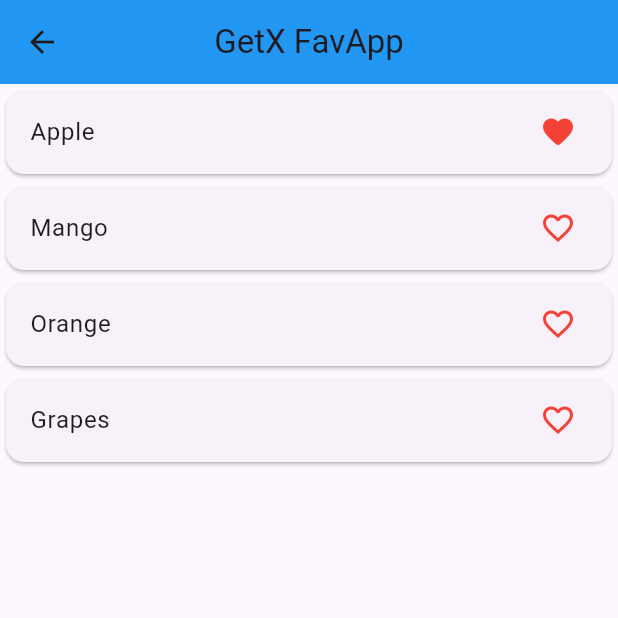
After one commit to rn-byte/State_management, a Flutter app: the FavAppScreen screen opened by its route, after a tap on "Apple", on a phone screen of 412 x 824 dp, the top half of it. The commit adds this screen. Run offline on Flutter 3.47's test engine with Material 3 defaults, Android fonts, the phone set to English and light mode, and no system bars; our stand-ins replace get.

Commit message:
Flutter GetX Mark Favourite App added

```diff
--- /dev/null
+++ b/getx_st_mgmt/lib/Views/fav_app_screen.dart
@@ -0,0 +1,56 @@
+import 'package:flutter/material.dart';
+import 'package:get/get.dart';
+import 'package:getx_st_mgmt/controller/fav_app_controller.dart';
+
+class FavAppScreen extends StatefulWidget {
+  const FavAppScreen({super.key});
+
+  @override
+  State<FavAppScreen> createState() => _FavAppScreenState();
+}
+
+class _FavAppScreenState extends State<FavAppScreen> {
+  final FavAppController favAppController = Get.put(FavAppController());
+  @override
+  Widget build(BuildContext context) {
+    debugPrint('Built');
+    return Scaffold(
+      appBar: AppBar(
+        title: const Text("GetX FavApp"),
+        centerTitle: true,
+        backgroundColor: Colors.blue,
+      ),
+      body: ListView.builder(
+        itemCount: favAppController.fruitList.length,
+        itemBuilder: (context, index) {
+          return Obx(
+            () {
+              return Card(
+                child: ListTile(
+                  onTap: () {
+                    if (favAppController.tempList
+                        .contains(favAppController.fruitList[index])) {
+                      favAppController
+                          .removeListVal(favAppController.fruitList[index]);
+                    } else {
+                      favAppController
+                          .addListVal(favAppController.fruitList[index]);
+                    }
+                  },
+                  title: Text(favAppController.fruitList[index]),
+                  trailing: Icon(
+                    favAppController.tempList.contains(
+                            favAppController.fruitList[index].toString())
+                        ? Icons.favorite_rounded
+                        : Icons.favorite_outline,
+                    color: Colors.red,
+                  ),
+                ),
+              );
+            },
+          );
+        },
+      ),
+    );
+  }
+}
--- a/getx_st_mgmt/lib/Views/home_view.dart
+++ b/getx_st_mgmt/lib/Views/home_view.dart
@@ -147,6 +147,15 @@ class _HomeViewState extends State<HomeView> {
                   subtitle: const Text('Click Here to GoTo That screen'),
                 ),
               ),
+              Card(
+                child: ListTile(
+                  onTap: () {
+                    Get.toNamed('/FavAppScreen');
+                  },
+                  title: const Text('Flutter GetX Mark Favourite App'),
+                  subtitle: const Text('Click Here to GoTo That screen'),
+                ),
+              ),
             ],
           ),
         ),
--- /dev/null
+++ b/getx_st_mgmt/lib/controller/fav_app_controller.dart
@@ -0,0 +1,13 @@
+import 'package:get/get.dart';
+
+class FavAppController extends GetxController {
+  RxList<String> fruitList = ['Apple', 'Mango', 'Orange', 'Grapes'].obs;
+  RxList tempList = [].obs;
+  addListVal(String fruit) {
+    tempList.add(fruit);
+  }
+
+  removeListVal(String fruit) {
+    tempList.remove(fruit);
+  }
+}
--- a/getx_st_mgmt/lib/main.dart
+++ b/getx_st_mgmt/lib/main.dart
@@ -7,6 +7,7 @@ import 'package:getx_st_mgmt/Views/language_translation.dart';
 import 'package:getx_st_mgmt/Views/screen_one.dart';
 import 'package:getx_st_mgmt/Views/screen_two.dart';
 import 'package:getx_st_mgmt/services/translations.dart';
+import 'Views/fav_app_screen.dart';
 import 'Views/home_view.dart';
 
 void main() {
@@ -41,6 +42,7 @@ class MyApp extends StatelessWidget {
         GetPage(name: '/CounterView', page: () => const CounterView()),
         GetPage(name: '/ExampleTwo', page: () => const ExampleTwo()),
         GetPage(name: '/ExampleThree', page: () => const ExampleThree()),
+        GetPage(name: '/FavAppScreen', page: () => const FavAppScreen()),
         GetPage(name: '/ScreenTwo', page: () => const ScreenTwo()),
         GetPage(
             name: '/LangTranslationScr',
```
